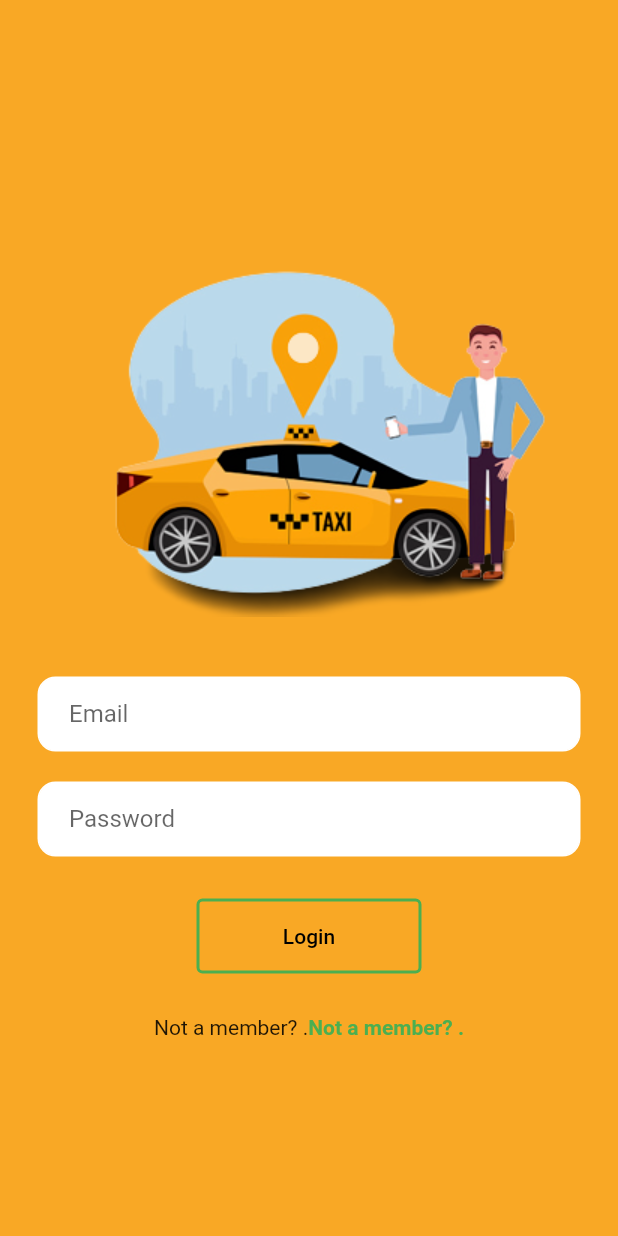
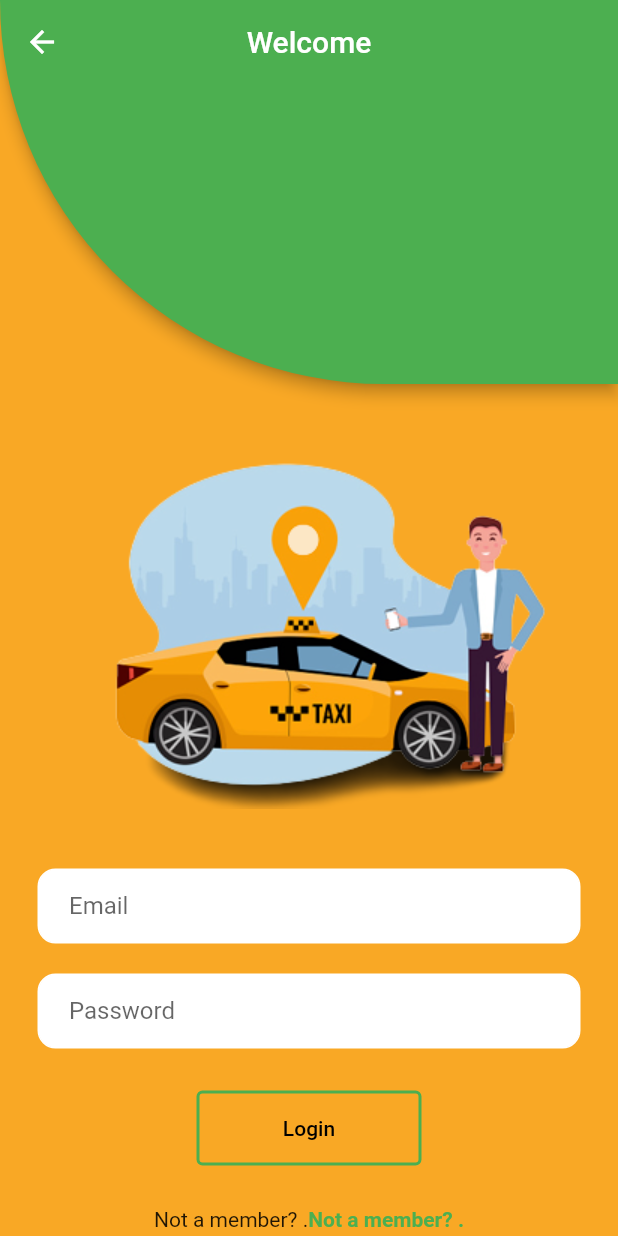
Before and after one commit to WarunaDisanayaka/Car-renting-platform, a Flutter app: the screen it shows after launch, after a tap on "Login", on a phone screen of 412 x 824 dp. Run offline on Flutter 3.47's test engine with Material 2 defaults, Android fonts, the phone set to English and light mode, and no system bars.

Commit message:
Update login.dart

```diff
--- a/app/lib/login.dart
+++ b/app/lib/login.dart
@@ -11,6 +11,21 @@ class _loginState extends State<login> {
   @override
   Widget build(BuildContext context) {
     return Scaffold(
+      appBar: AppBar(
+        title: Text
+          ("Welcome"),
+        backgroundColor: Colors.green,
+        centerTitle: true,
+        shape: RoundedRectangleBorder(
+          borderRadius: BorderRadius.only(bottomLeft: Radius.circular(400)),
+        ),
+        bottom: PreferredSize(
+          preferredSize: Size.fromHeight(200),
+          child: SizedBox(
+
+          ),
+        ),
+      ),
       backgroundColor: Colors.yellow[800],
       body: SafeArea(
         child: Container(
```
